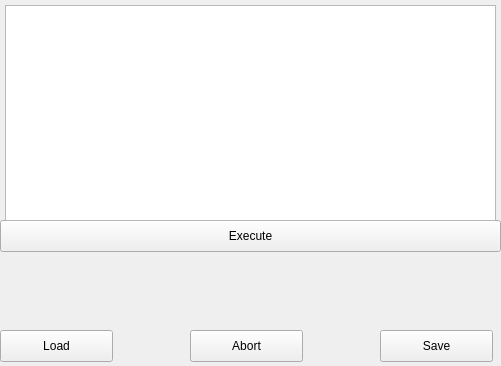
The window that scriptingconsole.ui (MOBILionSystems/MIPS-app-MOBILion) describes before a commit, drawn with Qt 5.
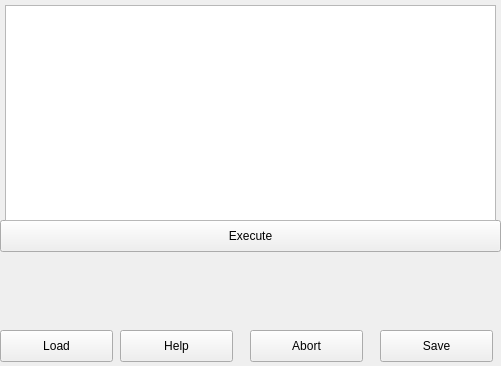
The same window after the commit.

What changed in the file:
```diff
--- a/scriptingconsole.ui
+++ b/scriptingconsole.ui
@@ -90,7 +90,7 @@
   <widget class="QPushButton" name="pbAbort">
    <property name="geometry">
     <rect>
-     <x>190</x>
+     <x>250</x>
      <y>330</y>
      <width>113</width>
      <height>32</height>
@@ -103,6 +103,22 @@
     <bool>false</bool>
    </property>
   </widget>
+  <widget class="QPushButton" name="pbHelp">
+   <property name="geometry">
+    <rect>
+     <x>120</x>
+     <y>330</y>
+     <width>113</width>
+     <height>32</height>
+    </rect>
+   </property>
+   <property name="text">
+    <string>Help</string>
+   </property>
+   <property name="autoDefault">
+    <bool>false</bool>
+   </property>
+  </widget>
  </widget>
  <resources/>
  <connections/>
```
